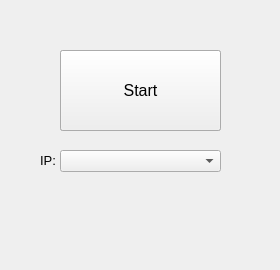
Before: the Qt Designer form Server.ui in minhkhoi1026/remote-monitor, drawn with Qt 5.
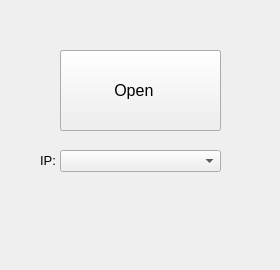
After: the same form once the commit is applied.

Patch:
```diff
--- a/Server.ui
+++ b/Server.ui
@@ -29,7 +29,13 @@
      </font>
     </property>
     <property name="text">
-     <string>Start</string>
+     <string>  Open     </string>
+    </property>
+    <property name="iconSize">
+     <size>
+      <width>30</width>
+      <height>30</height>
+     </size>
     </property>
    </widget>
    <widget class="QPushButton" name="button_stop">
@@ -47,7 +53,13 @@
      </font>
     </property>
     <property name="text">
-     <string>Stop</string>
+     <string>  Close     </string>
+    </property>
+    <property name="iconSize">
+     <size>
+      <width>30</width>
+      <height>30</height>
+     </size>
     </property>
    </widget>
    <widget class="QComboBox" name="comboBox_IP">
```
